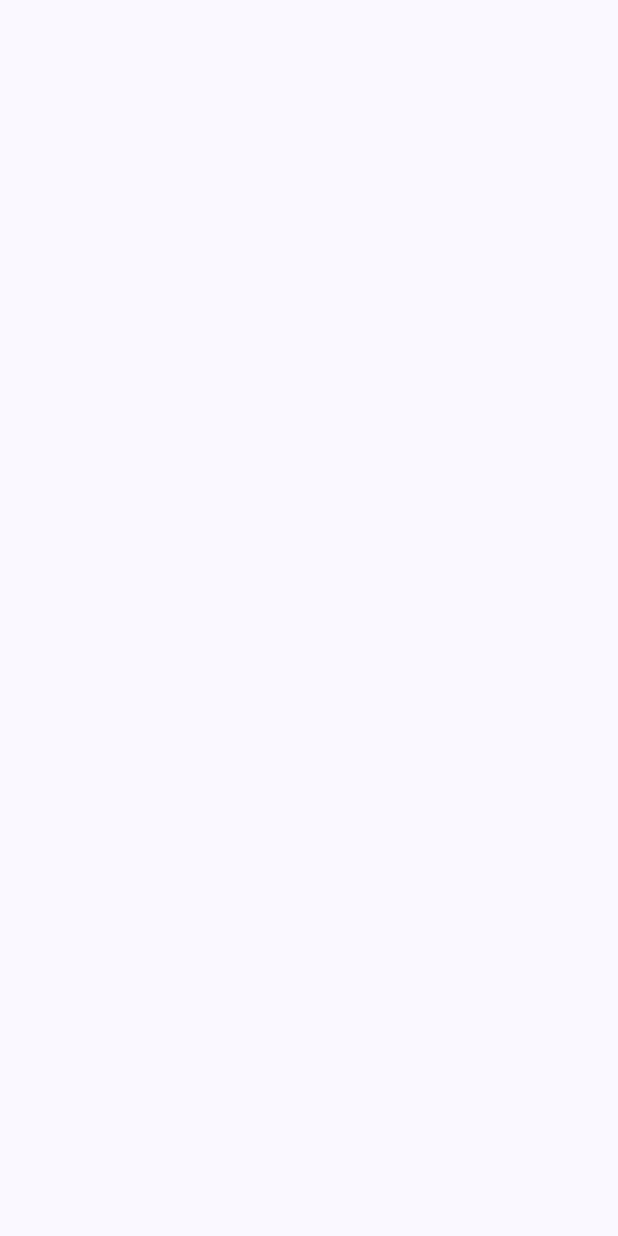
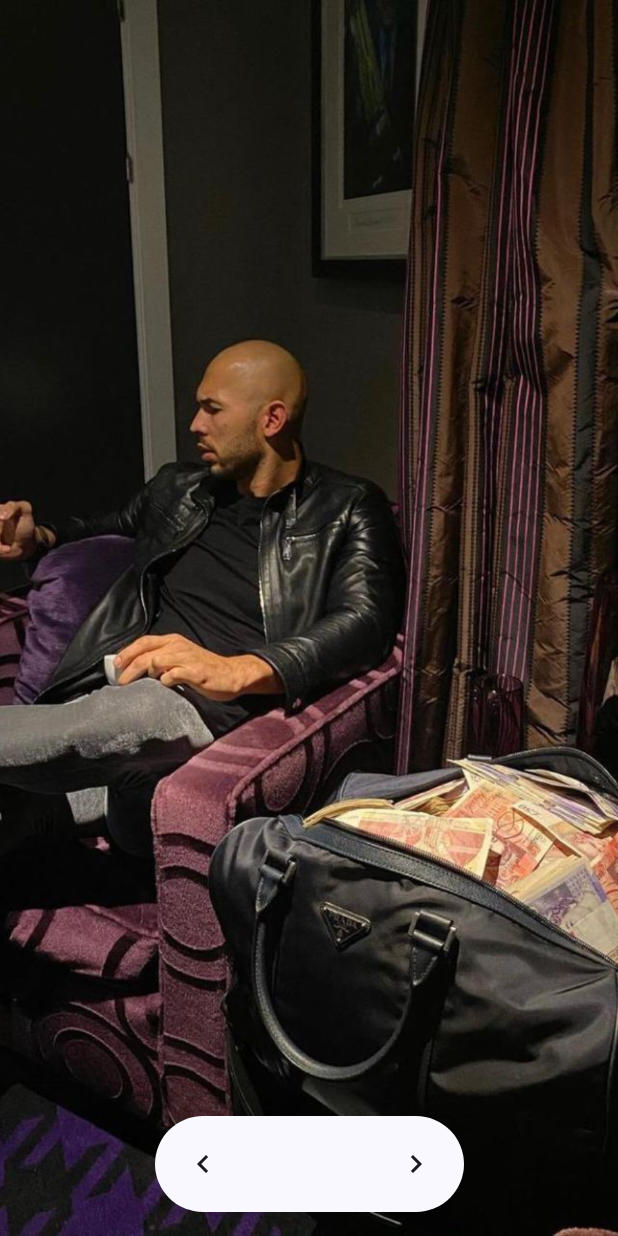
Before and after one commit to raheemadamboev/horizontal-pager-demo, an Android app built with Jetpack Compose: the screen it shows after launch (MainActivity), on a phone screen of 412 x 824 dp. Before the commit the screen is empty. Run offline under Robolectric (Android 15) with nearby library versions, the phone set to English and light mode, and no system bars.

Commit message:
Implemented HorizontalPager;

```diff
--- a/app/build.gradle
+++ b/app/build.gradle
@@ -69,3 +69,13 @@ dependencies {
     // lifecycle
     implementation 'androidx.lifecycle:lifecycle-runtime-ktx:2.6.1'
 }
+
+allprojects {
+    tasks.withType(org.jetbrains.kotlin.gradle.tasks.KotlinCompile).all {
+        kotlinOptions {
+            freeCompilerArgs += [
+                    "-opt-in=androidx.compose.foundation.ExperimentalFoundationApi"
+            ]
+        }
+    }
+}
--- a/app/src/main/java/xyz/teamgravity/horizontalpagerdemo/MainActivity.kt
+++ b/app/src/main/java/xyz/teamgravity/horizontalpagerdemo/MainActivity.kt
@@ -3,10 +3,33 @@ package xyz.teamgravity.horizontalpagerdemo
 import android.os.Bundle
 import androidx.activity.ComponentActivity
 import androidx.activity.compose.setContent
+import androidx.compose.foundation.Image
+import androidx.compose.foundation.background
+import androidx.compose.foundation.layout.Box
 import androidx.compose.foundation.layout.fillMaxSize
+import androidx.compose.foundation.layout.fillMaxWidth
+import androidx.compose.foundation.layout.offset
+import androidx.compose.foundation.layout.padding
+import androidx.compose.foundation.pager.HorizontalPager
+import androidx.compose.foundation.pager.PageSize
+import androidx.compose.foundation.pager.rememberPagerState
+import androidx.compose.foundation.shape.RoundedCornerShape
+import androidx.compose.material.icons.Icons
+import androidx.compose.material.icons.filled.KeyboardArrowLeft
+import androidx.compose.material.icons.filled.KeyboardArrowRight
+import androidx.compose.material3.Icon
+import androidx.compose.material3.IconButton
 import androidx.compose.material3.MaterialTheme
 import androidx.compose.material3.Surface
+import androidx.compose.runtime.rememberCoroutineScope
+import androidx.compose.ui.Alignment
 import androidx.compose.ui.Modifier
+import androidx.compose.ui.draw.clip
+import androidx.compose.ui.layout.ContentScale
+import androidx.compose.ui.res.painterResource
+import androidx.compose.ui.unit.dp
+import kotlinx.coroutines.launch
+import xyz.teamgravity.horizontalpagerdemo.ui.Image
 import xyz.teamgravity.horizontalpagerdemo.ui.theme.HorizontalPagerDemoTheme
 
 class MainActivity : ComponentActivity() {
@@ -19,7 +42,62 @@ class MainActivity : ComponentActivity() {
                     modifier = Modifier.fillMaxSize(),
                     color = MaterialTheme.colorScheme.background
                 ) {
+                    val pagerState = rememberPagerState()
+                    val scope = rememberCoroutineScope()
 
+                    Box(
+                        modifier = Modifier.fillMaxSize()
+                    ) {
+                        HorizontalPager(
+                            pageCount = Image.VALUE.size,
+                            state = pagerState,
+                            key = { Image.VALUE[it] },
+                            pageSize = PageSize.Fill
+                        ) { index ->
+                            Image(
+                                painter = painterResource(id = Image.VALUE[index]),
+                                contentDescription = null,
+                                contentScale = ContentScale.Crop,
+                                modifier = Modifier.fillMaxSize()
+                            )
+                        }
+                        Box(
+                            modifier = Modifier
+                                .offset(y = (-16).dp)
+                                .fillMaxWidth(0.5F)
+                                .clip(RoundedCornerShape(100.dp))
+                                .background(MaterialTheme.colorScheme.background)
+                                .padding(8.dp)
+                                .align(Alignment.BottomCenter)
+                        ) {
+                            IconButton(
+                                onClick = {
+                                    scope.launch {
+                                        pagerState.animateScrollToPage(pagerState.currentPage - 1)
+                                    }
+                                },
+                                modifier = Modifier.align(Alignment.CenterStart)
+                            ) {
+                                Icon(
+                                    imageVector = Icons.Default.KeyboardArrowLeft,
+                                    contentDescription = null
+                                )
+                            }
+                            IconButton(
+                                onClick = {
+                                    scope.launch {
+                                        pagerState.animateScrollToPage(pagerState.currentPage + 1)
+                                    }
+                                },
+                                modifier = Modifier.align(Alignment.CenterEnd)
+                            ) {
+                                Icon(
+                                    imageVector = Icons.Default.KeyboardArrowRight,
+                                    contentDescription = null
+                                )
+                            }
+                        }
+                    }
                 }
             }
         }
--- /dev/null
+++ b/app/src/main/java/xyz/teamgravity/horizontalpagerdemo/ui/Image.kt
@@ -0,0 +1,12 @@
+package xyz.teamgravity.horizontalpagerdemo.ui
+
+import xyz.teamgravity.horizontalpagerdemo.R
+
+object Image {
+    val VALUE = listOf(
+        R.drawable.image_1,
+        R.drawable.image_2,
+        R.drawable.image_3,
+        R.drawable.image_4
+    )
+}
```
